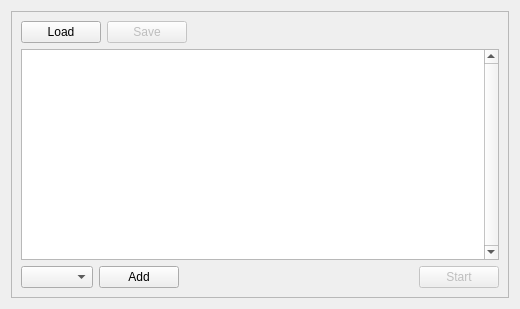
qrlik/MarketWatcher, file source/form.ui: the form before one commit.
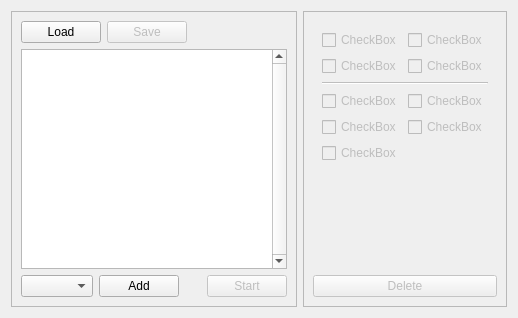
The form after the commit.

Diff of the .ui file:
```diff
--- a/source/form.ui
+++ b/source/form.ui
@@ -9,28 +9,22 @@
    <rect>
     <x>0</x>
     <y>0</y>
-    <width>520</width>
-    <height>309</height>
+    <width>518</width>
+    <height>318</height>
    </rect>
   </property>
-  <property name="sizePolicy">
-   <sizepolicy hsizetype="Minimum" vsizetype="Minimum">
-    <horstretch>0</horstretch>
-    <verstretch>0</verstretch>
-   </sizepolicy>
-  </property>
   <property name="windowTitle">
    <string>MarketWatcher</string>
   </property>
-  <layout class="QVBoxLayout" name="verticalLayout">
+  <layout class="QHBoxLayout" name="horizontalLayout">
    <item>
     <widget class="QFrame" name="configWidget">
+     <property name="enabled">
+      <bool>true</bool>
+     </property>
      <property name="frameShape">
       <enum>QFrame::StyledPanel</enum>
      </property>
-     <property name="frameShadow">
-      <enum>QFrame::Raised</enum>
-     </property>
      <layout class="QVBoxLayout" name="verticalLayout_2">
       <item>
        <layout class="QHBoxLayout" name="topLayout">
@@ -119,6 +113,107 @@
      </layout>
     </widget>
    </item>
+   <item>
+    <widget class="QFrame" name="configEditor">
+     <property name="enabled">
+      <bool>false</bool>
+     </property>
+     <property name="frameShape">
+      <enum>QFrame::StyledPanel</enum>
+     </property>
+     <property name="frameShadow">
+      <enum>QFrame::Raised</enum>
+     </property>
+     <layout class="QVBoxLayout" name="verticalLayout">
+      <item>
+       <widget class="QWidget" name="widget" native="true">
+        <layout class="QFormLayout" name="formLayout">
+         <item row="0" column="0">
+          <widget class="QCheckBox" name="checkBox">
+           <property name="text">
+            <string>CheckBox</string>
+           </property>
+          </widget>
+         </item>
+         <item row="0" column="1">
+          <widget class="QCheckBox" name="checkBox_2">
+           <property name="text">
+            <string>CheckBox</string>
+           </property>
+          </widget>
+         </item>
+         <item row="1" column="0">
+          <widget class="QCheckBox" name="checkBox_3">
+           <property name="text">
+            <string>CheckBox</string>
+           </property>
+          </widget>
+         </item>
+         <item row="1" column="1">
+          <widget class="QCheckBox" name="checkBox_4">
+           <property name="text">
+            <string>CheckBox</string>
+           </property>
+          </widget>
+         </item>
+         <item row="2" column="0" colspan="2">
+          <widget class="Line" name="line">
+           <property name="orientation">
+            <enum>Qt::Horizontal</enum>
+           </property>
+          </widget>
+         </item>
+         <item row="3" column="0">
+          <widget class="QCheckBox" name="checkBox_5">
+           <property name="text">
+            <string>CheckBox</string>
+           </property>
+          </widget>
+         </item>
+         <item row="3" column="1">
+          <widget class="QCheckBox" name="checkBox_6">
+           <property name="text">
+            <string>CheckBox</string>
+           </property>
+          </widget>
+         </item>
+         <item row="4" column="0">
+          <widget class="QCheckBox" name="checkBox_7">
+           <property name="text">
+            <string>CheckBox</string>
+           </property>
+          </widget>
+         </item>
+         <item row="4" column="1">
+          <widget class="QCheckBox" name="checkBox_8">
+           <property name="text">
+            <string>CheckBox</string>
+           </property>
+          </widget>
+         </item>
+         <item row="5" column="0">
+          <widget class="QCheckBox" name="checkBox_9">
+           <property name="text">
+            <string>CheckBox</string>
+           </property>
+          </widget>
+         </item>
+        </layout>
+       </widget>
+      </item>
+      <item>
+       <widget class="QPushButton" name="deleteButton">
+        <property name="enabled">
+         <bool>false</bool>
+        </property>
+        <property name="text">
+         <string>Delete</string>
+        </property>
+       </widget>
+      </item>
+     </layout>
+    </widget>
+   </item>
   </layout>
  </widget>
  <resources/>
```
